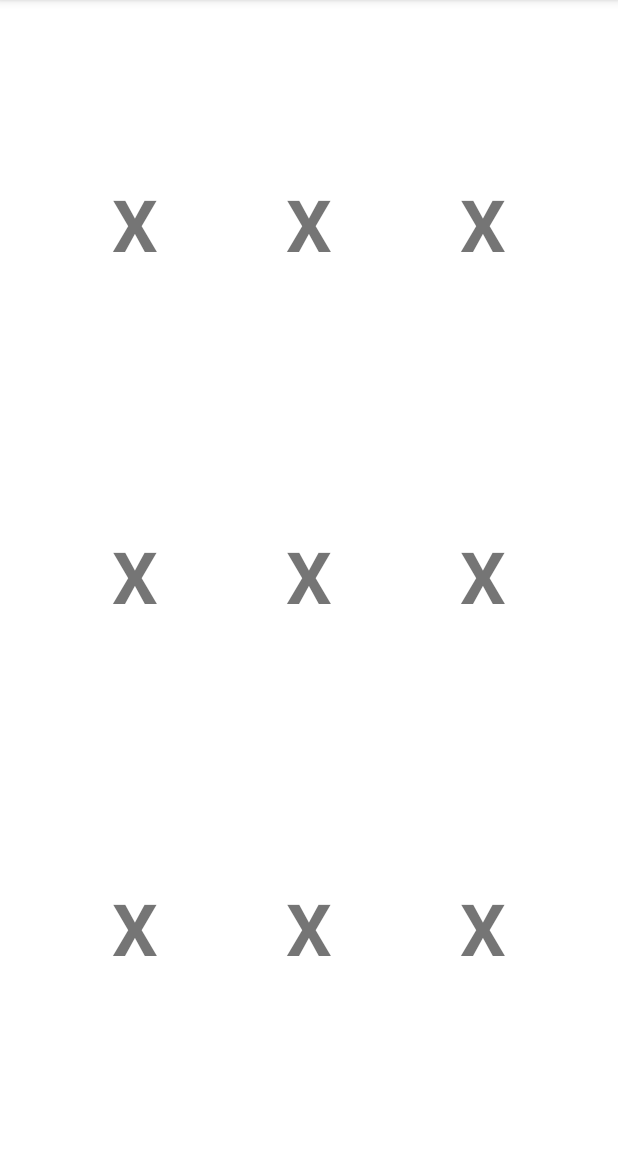
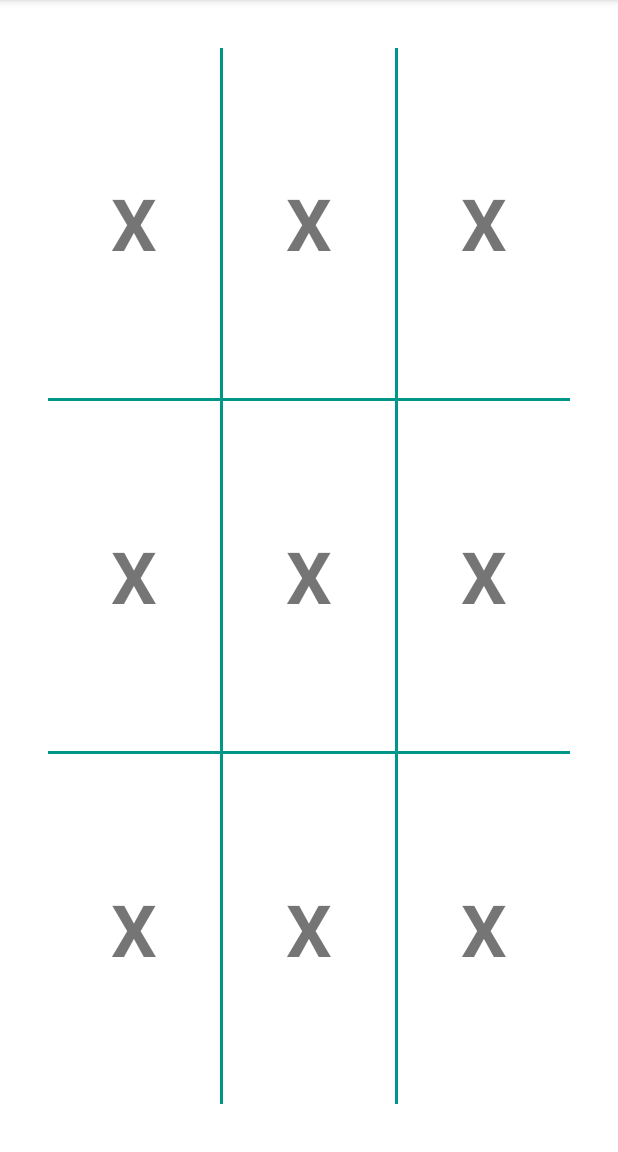
Before and after one commit to rohan20/tic-tac-toe-mvvm, an Android app: the screen it shows after launch (MainActivity), on a phone screen of 412 x 824 dp, the part 84-1236 px from its top. Run offline under Robolectric (Android 15) with nearby library versions, the phone set to English and light mode, and no system bars; our stand-ins replace data binding.

Commit message:
added cell border drawables for each cell

```diff
--- /dev/null
+++ b/app/src/main/res/drawable/cell_00.xml
@@ -0,0 +1,23 @@
+<?xml version="1.0" encoding="utf-8"?>
+<layer-list xmlns:android="http://schemas.android.com/apk/res/android">
+    <item>
+        <shape android:shape="rectangle">
+            <padding android:bottom="2dp" />
+            <solid android:color="@color/cellBorderColor" />
+        </shape>
+    </item>
+
+    <item>
+        <shape android:shape="rectangle">
+            <padding android:right="2dp" />
+            <solid android:color="@color/cellBorderColor" />
+        </shape>
+    </item>
+
+    <item>
+        <shape android:shape="rectangle">
+            <solid android:color="@android:color/white" />
+        </shape>
+    </item>
+
+</layer-list>
--- /dev/null
+++ b/app/src/main/res/drawable/cell_01.xml
@@ -0,0 +1,16 @@
+<?xml version="1.0" encoding="utf-8"?>
+<layer-list xmlns:android="http://schemas.android.com/apk/res/android">
+    <item>
+        <shape android:shape="rectangle">
+            <padding android:bottom="2dp" />
+            <solid android:color="@color/cellBorderColor" />
+        </shape>
+    </item>
+
+    <item>
+        <shape android:shape="rectangle">
+            <solid android:color="@android:color/white" />
+        </shape>
+    </item>
+
+</layer-list>
--- /dev/null
+++ b/app/src/main/res/drawable/cell_02.xml
@@ -0,0 +1,23 @@
+<?xml version="1.0" encoding="utf-8"?>
+<layer-list xmlns:android="http://schemas.android.com/apk/res/android">
+    <item>
+        <shape android:shape="rectangle">
+            <padding android:left="2dp" />
+            <solid android:color="@color/cellBorderColor" />
+        </shape>
+    </item>
+
+    <item>
+        <shape android:shape="rectangle">
+            <padding android:bottom="2dp" />
+            <solid android:color="@color/cellBorderColor" />
+        </shape>
+    </item>
+
+    <item>
+        <shape android:shape="rectangle">
+            <solid android:color="@android:color/white" />
+        </shape>
+    </item>
+
+</layer-list>
--- /dev/null
+++ b/app/src/main/res/drawable/cell_10.xml
@@ -0,0 +1,16 @@
+<?xml version="1.0" encoding="utf-8"?>
+<layer-list xmlns:android="http://schemas.android.com/apk/res/android">
+    <item>
+        <shape android:shape="rectangle">
+            <padding android:right="2dp" />
+            <solid android:color="@color/cellBorderColor" />
+        </shape>
+    </item>
+
+    <item>
+        <shape android:shape="rectangle">
+            <solid android:color="@android:color/white" />
+        </shape>
+    </item>
+
+</layer-list>
--- /dev/null
+++ b/app/src/main/res/drawable/cell_12.xml
@@ -0,0 +1,16 @@
+<?xml version="1.0" encoding="utf-8"?>
+<layer-list xmlns:android="http://schemas.android.com/apk/res/android">
+    <item>
+        <shape android:shape="rectangle">
+            <padding android:left="2dp" />
+            <solid android:color="@color/cellBorderColor" />
+        </shape>
+    </item>
+
+    <item>
+        <shape android:shape="rectangle">
+            <solid android:color="@android:color/white" />
+        </shape>
+    </item>
+
+</layer-list>
--- /dev/null
+++ b/app/src/main/res/drawable/cell_20.xml
@@ -0,0 +1,23 @@
+<?xml version="1.0" encoding="utf-8"?>
+<layer-list xmlns:android="http://schemas.android.com/apk/res/android">
+    <item>
+        <shape android:shape="rectangle">
+            <padding android:top="2dp" />
+            <solid android:color="@color/cellBorderColor" />
+        </shape>
+    </item>
+
+    <item>
+        <shape android:shape="rectangle">
+            <padding android:right="2dp" />
+            <solid android:color="@color/cellBorderColor" />
+        </shape>
+    </item>
+
+    <item>
+        <shape android:shape="rectangle">
+            <solid android:color="@android:color/white" />
+        </shape>
+    </item>
+
+</layer-list>
--- /dev/null
+++ b/app/src/main/res/drawable/cell_21.xml
@@ -0,0 +1,16 @@
+<?xml version="1.0" encoding="utf-8"?>
+<layer-list xmlns:android="http://schemas.android.com/apk/res/android">
+    <item>
+        <shape android:shape="rectangle">
+            <padding android:top="2dp" />
+            <solid android:color="@color/cellBorderColor" />
+        </shape>
+    </item>
+
+    <item>
+        <shape android:shape="rectangle">
+            <solid android:color="@android:color/white" />
+        </shape>
+    </item>
+
+</layer-list>
--- /dev/null
+++ b/app/src/main/res/drawable/cell_22.xml
@@ -0,0 +1,23 @@
+<?xml version="1.0" encoding="utf-8"?>
+<layer-list xmlns:android="http://schemas.android.com/apk/res/android">
+    <item>
+        <shape android:shape="rectangle">
+            <padding android:top="2dp" />
+            <solid android:color="@color/cellBorderColor" />
+        </shape>
+    </item>
+
+    <item>
+        <shape android:shape="rectangle">
+            <padding android:left="2dp" />
+            <solid android:color="@color/cellBorderColor" />
+        </shape>
+    </item>
+
+    <item>
+        <shape android:shape="rectangle">
+            <solid android:color="@android:color/white" />
+        </shape>
+    </item>
+
+</layer-list>
--- a/app/src/main/res/layout/activity_main.xml
+++ b/app/src/main/res/layout/activity_main.xml
@@ -26,6 +26,7 @@
             android:layout_columnWeight="1"
             android:layout_row="1"
             android:layout_rowWeight="1"
+            android:background="@drawable/cell_00"
             android:text="X" />
 
         <TextView
@@ -37,6 +38,7 @@
             android:layout_columnWeight="1"
             android:layout_row="1"
             android:layout_rowWeight="1"
+            android:background="@drawable/cell_01"
             android:gravity="center"
             android:text="X" />
 
@@ -49,6 +51,7 @@
             android:layout_columnWeight="1"
             android:layout_row="1"
             android:layout_rowWeight="1"
+            android:background="@drawable/cell_02"
             android:text="X" />
 
         <TextView
@@ -60,6 +63,7 @@
             android:layout_columnWeight="1"
             android:layout_row="2"
             android:layout_rowWeight="1"
+            android:background="@drawable/cell_10"
             android:text="X" />
 
         <TextView
@@ -82,6 +86,7 @@
             android:layout_columnWeight="1"
             android:layout_row="2"
             android:layout_rowWeight="1"
+            android:background="@drawable/cell_12"
             android:text="X" />
 
         <TextView
@@ -93,6 +98,7 @@
             android:layout_columnWeight="1"
             android:layout_row="3"
             android:layout_rowWeight="1"
+            android:background="@drawable/cell_20"
             android:text="X" />
 
         <TextView
@@ -104,6 +110,7 @@
             android:layout_columnWeight="1"
             android:layout_row="3"
             android:layout_rowWeight="1"
+            android:background="@drawable/cell_21"
             android:text="X" />
 
         <TextView
@@ -115,6 +122,7 @@
             android:layout_columnWeight="1"
             android:layout_row="3"
             android:layout_rowWeight="1"
+            android:background="@drawable/cell_22"
             android:text="X" />
 
     </GridLayout>
--- a/app/src/main/res/values/colors.xml
+++ b/app/src/main/res/values/colors.xml
@@ -3,4 +3,5 @@
     <color name="colorPrimary">#3F51B5</color>
     <color name="colorPrimaryDark">#303F9F</color>
     <color name="colorAccent">#FF4081</color>
+    <color name="cellBorderColor">#009688</color>
 </resources>
```
